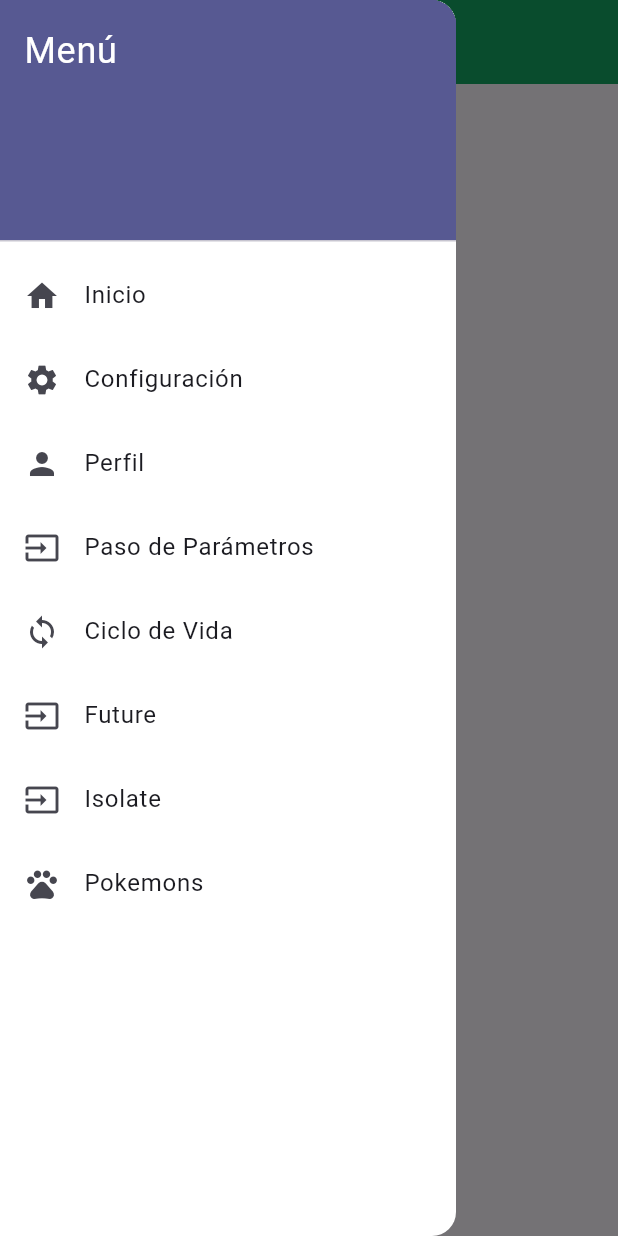
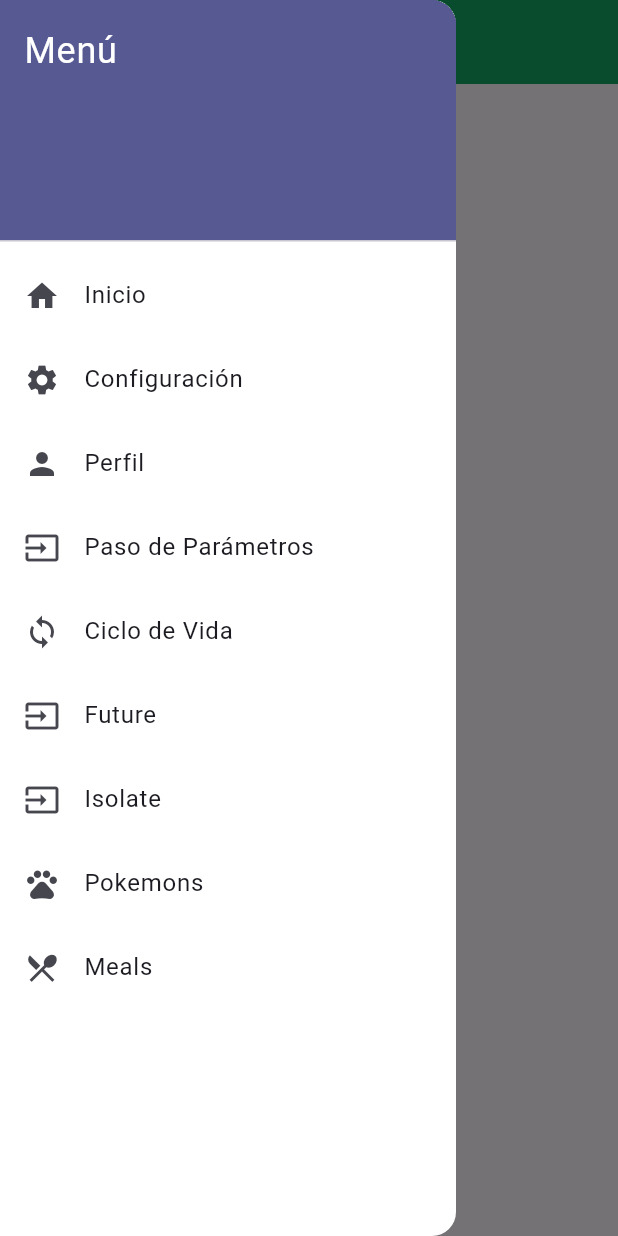
Before and after one commit to Juan-Montenegro1/proyecto-curso, a Flutter app: the BaseView screen opened directly with empty values, with the side drawer open, on a phone screen of 412 x 824 dp. Run offline on Flutter 3.47's test engine with Material 3 defaults, Android fonts, the phone set to English and light mode, and no system bars; our stand-ins replace flutter_dotenv, go_router; network calls fail.

```diff
--- a/registro_clases/lib/routes/app_router.dart
+++ b/registro_clases/lib/routes/app_router.dart
@@ -8,6 +8,9 @@ import '../views/future/future_view.dart';
 import '../views/isolate/isolate_view.dart';
 import '../views/pokemons/pokemon_detail_view.dart';
 import '../views/pokemons/pokemon_list_view.dart';
+import '../views/meals/meal_list_view.dart';
+import '../views/meals/meal_detail_view.dart';
+import '../models/meal.dart';
 
 final GoRouter appRouter = GoRouter(
   routes: [
@@ -58,6 +61,27 @@ final GoRouter appRouter = GoRouter(
       name: 'pokemons',
       builder: (context, state) => const PokemonListView(),
     ),
+    //!Ruta para listaado de meals
+    GoRoute(
+      path: '/meals',
+      name: 'meals',
+      builder: (context, state) => const MealListView(),
+    ),
+    //!Ruta para detalle de meal
+    GoRoute(
+      path: '/meal/:id',
+      name: 'meal_detail',
+      builder: (context, state) {
+        final extra = state.extra;
+        if (extra is Meal) {
+          return MealDetailView(meal: extra);
+        }
+        if (extra is Map && extra['meal'] is Meal) {
+          return MealDetailView(meal: extra['meal'] as Meal);
+        }
+        throw Exception('Meal detail requires a Meal passed in extra');
+      },
+    ),
     //!Ruta para detalle de pokemones
     GoRoute(
       path: '/pokemon/:name', // se recibe el nombre del pokemon como parametro
--- a/registro_clases/lib/widgets/base_view.dart
+++ b/registro_clases/lib/widgets/base_view.dart
@@ -1,17 +1,32 @@
 import 'package:flutter/material.dart';
+import 'package:go_router/go_router.dart';
 import 'custom_drawer.dart'; // Importa el Drawer personalizado
 
 class BaseView extends StatelessWidget {
   final String title;
   final Widget body;
+  // Si true muestra el botón de regresar en el AppBar y oculta el Drawer
+  final bool showBackButton;
+  // Ruta a la que se navegará al presionar el botón de volver. Si es null, usa Navigator.pop().
+  final String? backRoute;
 
-  const BaseView({super.key, required this.title, required this.body});
+  const BaseView({super.key, required this.title, required this.body, this.showBackButton = false, this.backRoute});
 
   @override
   Widget build(BuildContext context) {
     return Scaffold(
-      appBar: AppBar(title: Text(title)),
-      drawer: const CustomDrawer(), // Drawer persistente para todas las vistas
+      appBar: AppBar(
+        title: Text(title),
+        leading: showBackButton
+            ? (backRoute != null
+                ? IconButton(
+                    icon: const Icon(Icons.arrow_back),
+                    onPressed: () => context.go(backRoute!),
+                  )
+                : const BackButton())
+            : null,
+      ),
+      drawer: showBackButton ? null : const CustomDrawer(), // Oculta drawer si mostramos back
       body: body,
     );
   }
--- a/registro_clases/lib/widgets/custom_drawer.dart
+++ b/registro_clases/lib/widgets/custom_drawer.dart
@@ -102,6 +102,15 @@ class CustomDrawer extends StatelessWidget {
               context.go('/pokemons');
             },
           ),
+          //!MEALS - TheMealDB
+          ListTile(
+            leading: const Icon(Icons.restaurant_menu),
+            title: const Text('Meals'),
+            onTap: () {
+              context.go('/meals');
+              Navigator.pop(context);
+            },
+          ),
         ],
       ),
     );
```
Also changed, not shown: registro_clases/lib/models/meal.dart (added, +28 -0 lines), registro_clases/lib/services/meal_service.dart (added, +33 -0 lines), registro_clases/lib/views/meals/meal_detail_view.dart (added, +37 -0 lines), registro_clases/lib/views/meals/meal_list_view.dart (added, +109 -0 lines).
